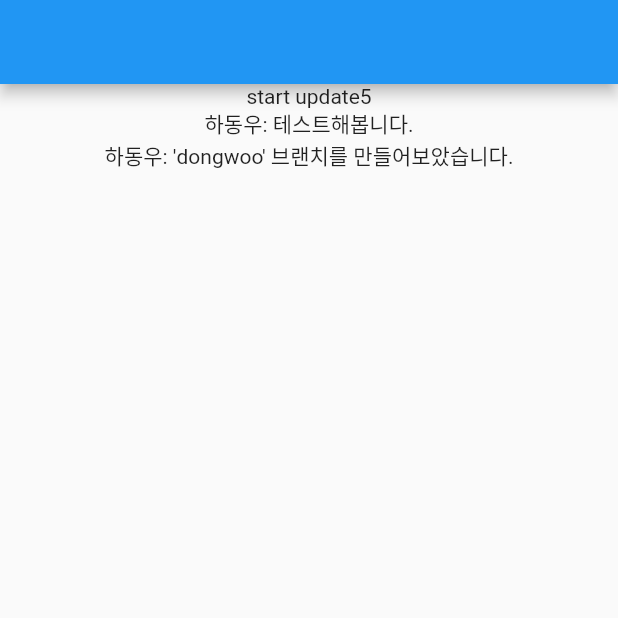
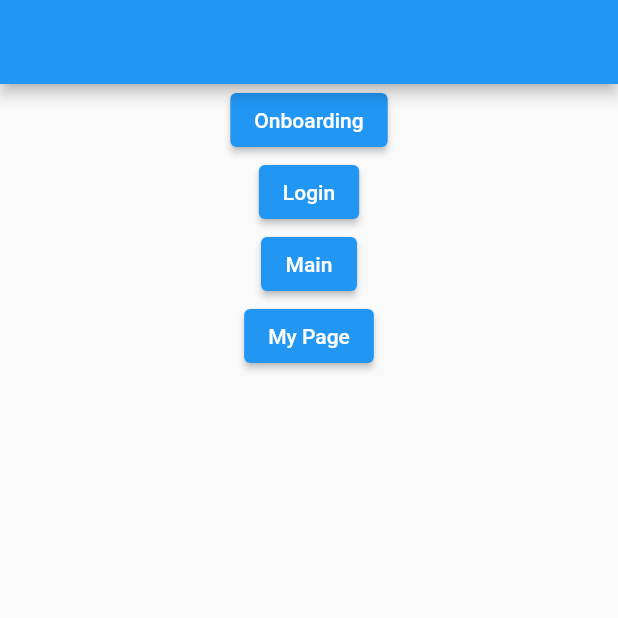
Before and after one commit to startFromBottom/simple_mbti_storage, a Flutter app: the screen it shows after launch, on a phone screen of 412 x 824 dp, the top half of it. Run offline on Flutter 3.47's test engine with Material 2 defaults, Android fonts, the phone set to English and light mode, and no system bars.

Commit message:
메인앱에서 다양한 화면으로 진입할 수 있도록 세팅했습니다.

```diff
--- a/lib/main.dart
+++ b/lib/main.dart
@@ -1,4 +1,5 @@
 import 'package:flutter/material.dart';
+import 'package:simple_mbti_store/onboarding.dart';
 
 void main() {
   runApp(const MyApp());
@@ -17,9 +18,10 @@ class MyApp extends StatelessWidget {
         body: Center(
           child: Column(
             children: [
-              Text("start update5"),
-              Text("하동우: 테스트해봅니다."),
-              Text("하동우: 'dongwoo' 브랜치를 만들어보았습니다."),
+              ElevatedButton(onPressed: () {}, child: Text("Onboarding")),
+              ElevatedButton(onPressed: () {}, child: Text("Login")),
+              ElevatedButton(onPressed: () {}, child: Text("Main")),
+              ElevatedButton(onPressed: () {}, child: Text("My Page")),
             ],
           ),
         ),
--- a/lib/onboarding.dart
+++ b/lib/onboarding.dart
@@ -1,3 +1,27 @@
 // 온보딩 화면 구현합니다.
 // 로그인 -> 온보딩 -> 메인 으로 진행됩니다.
 // 온보딩은 1회 이상 완료하면 더 이상 보여지지 않습니다.
+
+import 'package:flutter/material.dart';
+
+class Onboarding extends StatelessWidget {
+  const Onboarding({Key? key}) : super(key: key);
+
+  // This widget is the root of your application.
+  @override
+  Widget build(BuildContext context) {
+    return MaterialApp(
+      debugShowCheckedModeBanner: false,
+      home: Scaffold(
+        appBar: AppBar(),
+        body: Center(
+          child: Column(
+            children: [
+              Text("onboarding"),
+            ],
+          ),
+        ),
+      ),
+    );
+  }
+}
```
Also changed, not shown: lib/login.dart (line endings or trailing spaces).
